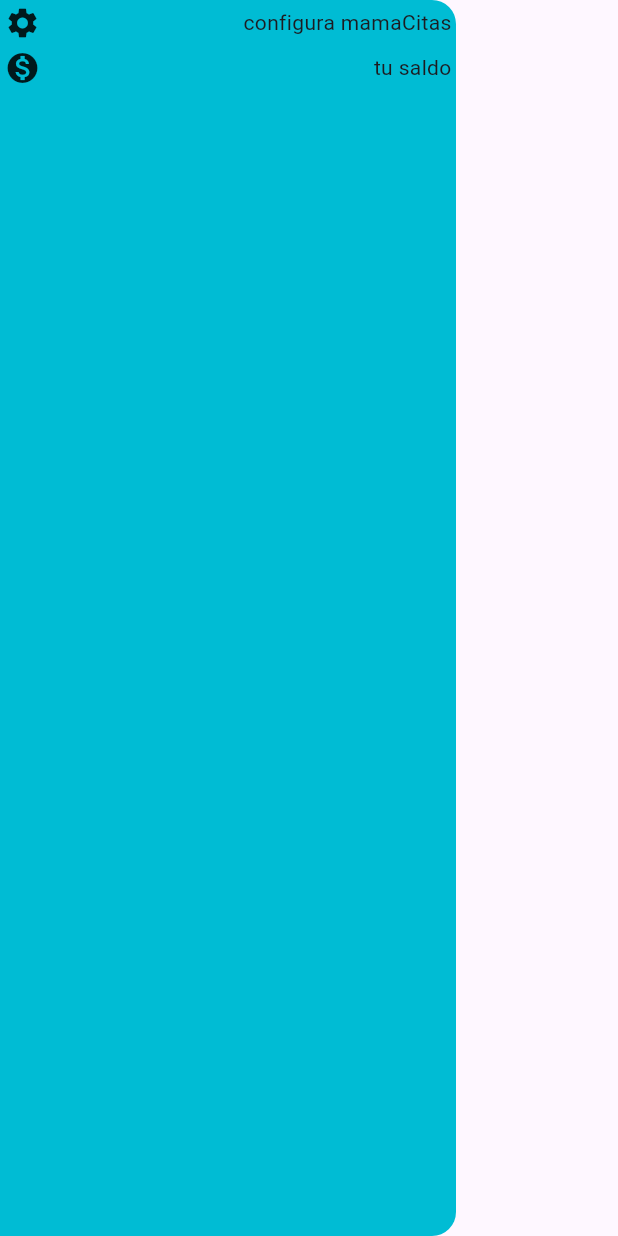
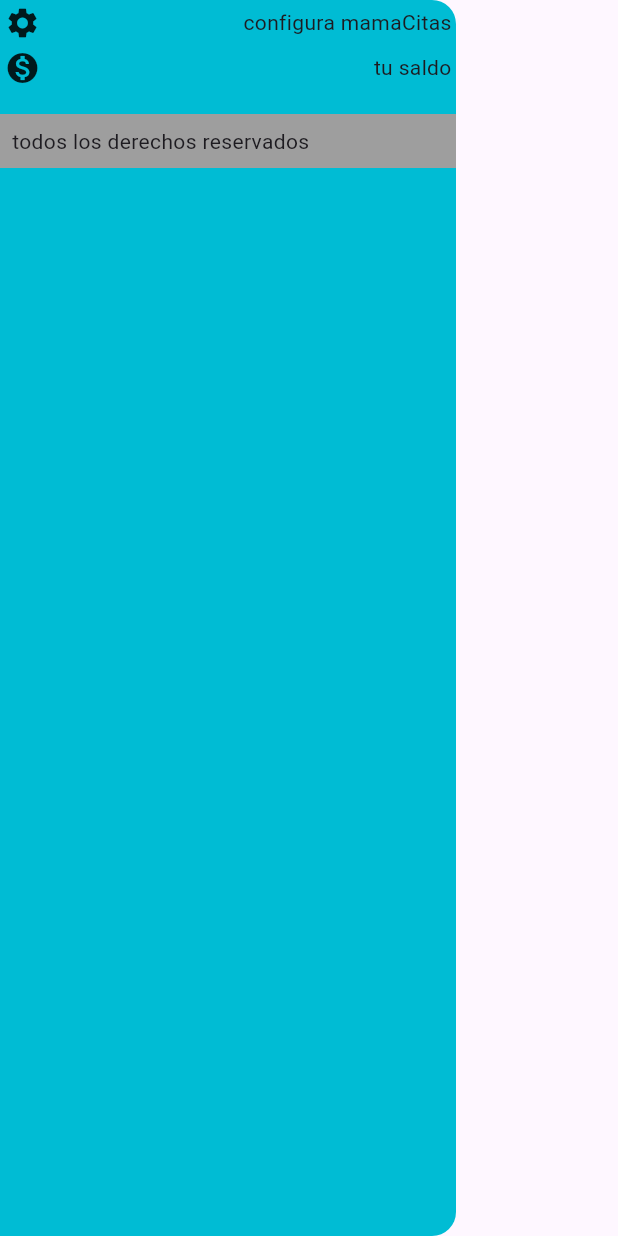
Before and after one commit to aragornz325/mamacitas, a Flutter app: the DrawerPrincipal widget shown alone on an empty page, opened directly, on a phone screen of 412 x 824 dp. Run offline on Flutter 3.47's test engine with Material 3 defaults, Android fonts, the phone set to English and light mode, and no system bars; our stand-ins replace bloc, flutter_bloc; network calls fail.

Commit message:
trabajando en el drawer

```diff
--- a/lib/components/cards/drawer_principal.dart
+++ b/lib/components/cards/drawer_principal.dart
@@ -3,7 +3,7 @@ import 'package:flutter/material.dart';
 Widget DrawerPrincipal(BuildContext context) {
   return Drawer(
     backgroundColor: Colors.cyan,
-    child: Column(
+    child: ListView(
       children: <Widget>[
         LineasDrawer(
           texto: 'configura mamaCitas',
@@ -13,6 +13,17 @@ Widget DrawerPrincipal(BuildContext context) {
           texto: "tu saldo",
           icono: Icons.monetization_on,
         ),
+        SizedBox(height: 16), // Espacio entre las dos primeras líneas y la última
+        Container(
+          color: Colors.grey,
+          child: const Padding(
+            padding: EdgeInsets.all(8.0),
+            child: Align(
+              alignment: Alignment.bottomLeft,
+              child: Text('todos los derechos reservados'),
+            ),
+          ),
+        )
       ],
     ),
   );
```
